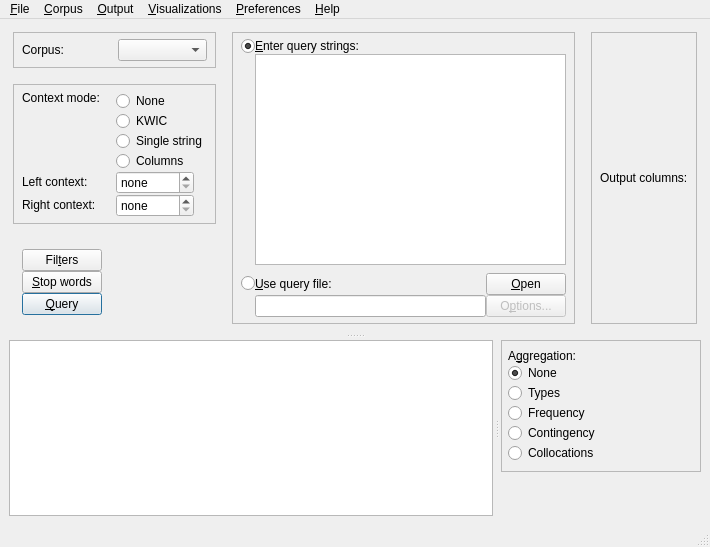
gkunter/coquery, file coquery/gui/ui/coquery.ui: the form before one commit.
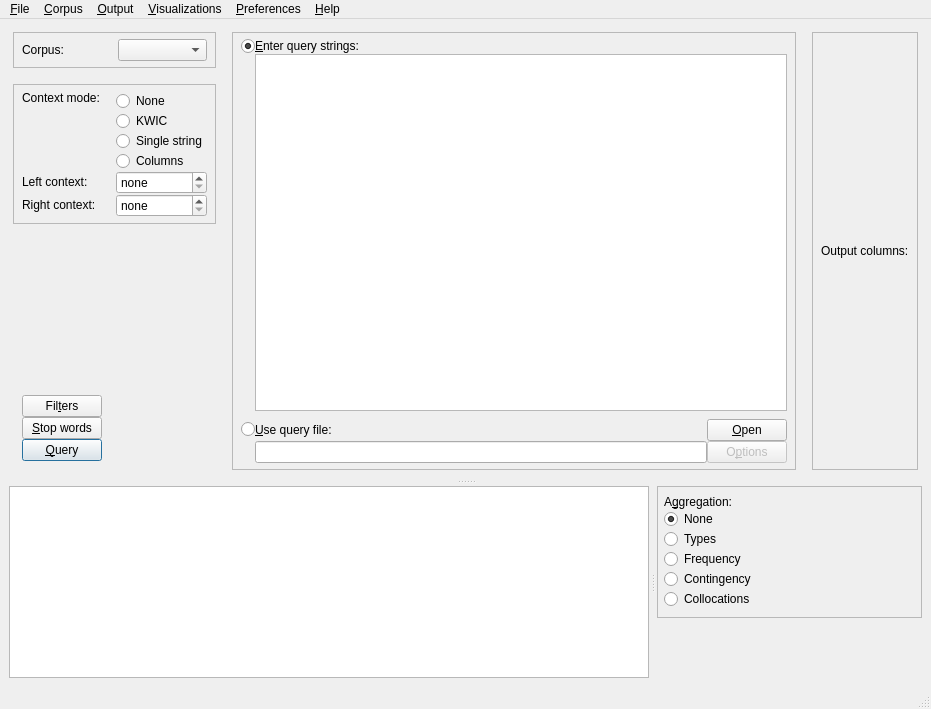
The form after the commit. Icons and pictures are not drawn.

```diff
--- a/coquery/gui/ui/coquery.ui
+++ b/coquery/gui/ui/coquery.ui
@@ -6,8 +6,8 @@
    <rect>
     <x>0</x>
     <y>0</y>
-    <width>710</width>
-    <height>547</height>
+    <width>931</width>
+    <height>709</height>
    </rect>
   </property>
   <property name="windowTitle">
@@ -288,22 +288,6 @@
                    </property>
                   </widget>
                  </item>
-                 <item>
-                  <spacer name="horizontalSpacer_4">
-                   <property name="orientation">
-                    <enum>Qt::Horizontal</enum>
-                   </property>
-                   <property name="sizeType">
-                    <enum>QSizePolicy::Preferred</enum>
-                   </property>
-                   <property name="sizeHint" stdset="0">
-                    <size>
-                     <width>13</width>
-                     <height>1</height>
-                    </size>
-                   </property>
-                  </spacer>
-                 </item>
                 </layout>
                </item>
                <item row="2" column="0">
@@ -346,22 +330,6 @@
                    </property>
                   </widget>
                  </item>
-                 <item>
-                  <spacer name="horizontalSpacer">
-                   <property name="orientation">
-                    <enum>Qt::Horizontal</enum>
-                   </property>
-                   <property name="sizeType">
-                    <enum>QSizePolicy::Preferred</enum>
-                   </property>
-                   <property name="sizeHint" stdset="0">
-                    <size>
-                     <width>13</width>
-                     <height>1</height>
-                    </size>
-                   </property>
-                  </spacer>
-                 </item>
                 </layout>
                </item>
               </layout>
@@ -429,7 +397,7 @@
              <item row="2" column="0">
               <widget class="QPushButton" name="button_run_query">
                <property name="sizePolicy">
-                <sizepolicy hsizetype="Minimum" vsizetype="Fixed">
+                <sizepolicy hsizetype="MinimumExpanding" vsizetype="Fixed">
                  <horstretch>0</horstretch>
                  <verstretch>0</verstretch>
                 </sizepolicy>
@@ -624,7 +592,7 @@
                 </sizepolicy>
                </property>
                <property name="text">
-                <string>O&amp;ptions...</string>
+                <string>O&amp;ptions</string>
                </property>
                <property name="icon">
                 <iconset theme="document-properties">
@@ -770,6 +738,12 @@
         <layout class="QVBoxLayout" name="verticalLayout_4">
          <item>
           <widget class="QFrame" name="frame">
+           <property name="sizePolicy">
+            <sizepolicy hsizetype="Minimum" vsizetype="Preferred">
+             <horstretch>0</horstretch>
+             <verstretch>0</verstretch>
+            </sizepolicy>
+           </property>
            <property name="frameShape">
             <enum>QFrame::StyledPanel</enum>
            </property>
@@ -944,8 +918,8 @@
     <rect>
      <x>0</x>
      <y>0</y>
-     <width>710</width>
-     <height>23</height>
+     <width>931</width>
+     <height>34</height>
     </rect>
    </property>
    <widget class="QMenu" name="menuFile">
```
Left out of the diff: 15 changed lines with no effect on the pictures.
